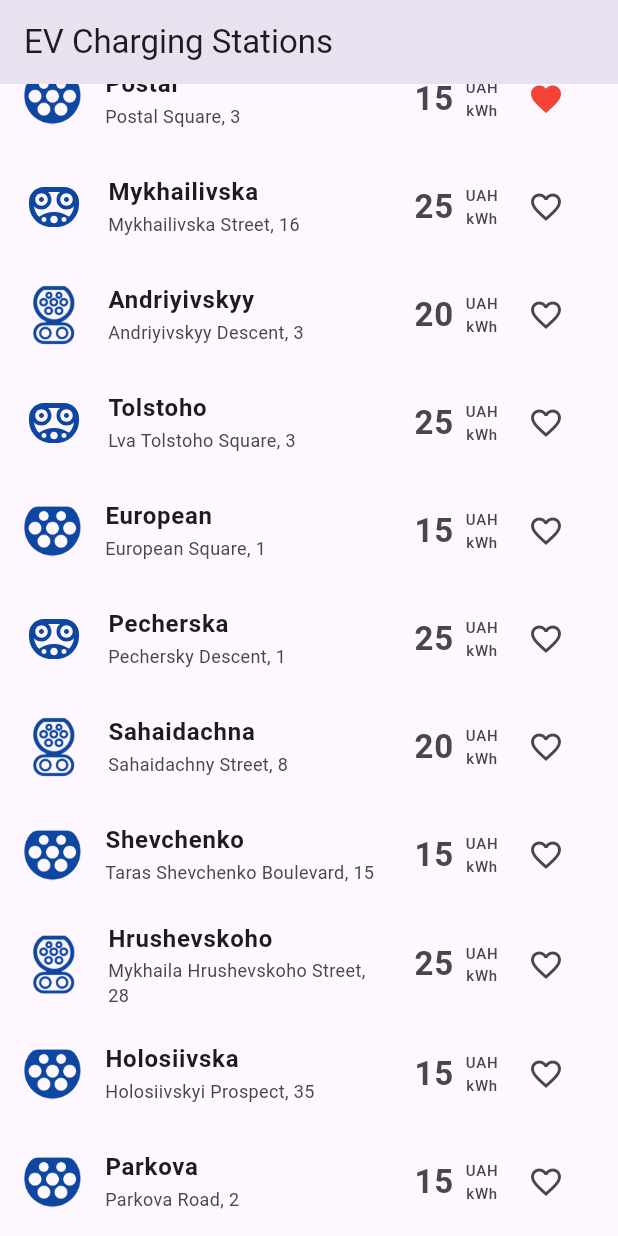
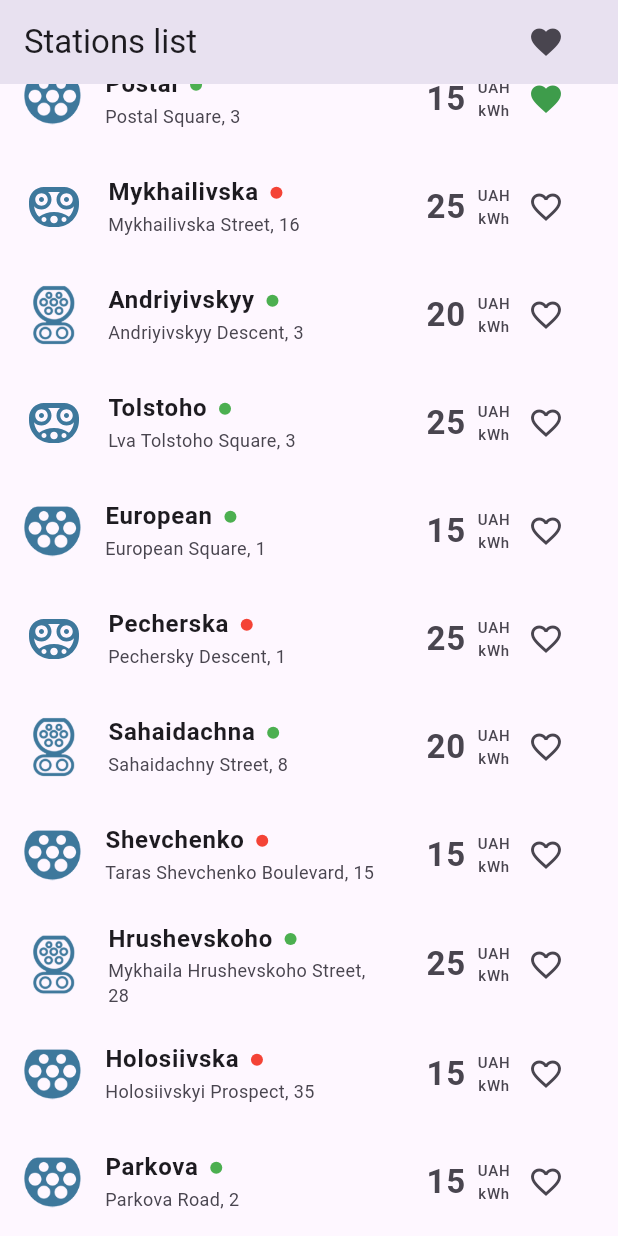
Before and after one commit to dobrunov/charging_stations_app, a Flutter app: the screen it shows after launch, scrolled down 314 dp, after a tap on the "favorite outline" icon, on a phone screen of 412 x 824 dp. Run offline on Flutter 3.47's test engine with Material 3 defaults, Android fonts, the phone set to English and light mode, and no system bars; our stand-ins replace flutter_bloc, flutter_svg, shared_preferences.

Commit message:
add: cubit for station list, refactor widgets

```diff
--- /dev/null
+++ b/lib/core/services/favorite_storage_service.dart
@@ -0,0 +1,16 @@
+import 'package:shared_preferences/shared_preferences.dart';
+
+class FavoriteStorageService {
+  static const String favoriteStationsKey = 'favorite_stations';
+
+  Future<void> saveFavoriteStations(List<String> favoriteStations) async {
+    final prefs = await SharedPreferences.getInstance();
+    await prefs.setStringList(favoriteStationsKey, favoriteStations.map((e) => e.toString()).toList());
+  }
+
+  Future<List<String>> getFavoriteStations() async {
+    final prefs = await SharedPreferences.getInstance();
+    final favoriteStations = prefs.getStringList(favoriteStationsKey) ?? [];
+    return favoriteStations.map((e) => e).toList();
+  }
+}
--- /dev/null
+++ b/lib/core/utils/util_methods.dart
@@ -0,0 +1,47 @@
+import 'package:flutter/material.dart';
+import 'package:flutter_svg/svg.dart';
+class UtilMethods{
+
+  static Widget getConnectorIcon(String connectorType) {
+    switch (connectorType) {
+      case 'Type2':
+        return Image.asset(
+          'assets/images/type2_plug.png',
+          width: 38,
+          height: 38,
+          color: Color(0xFF3E789C),
+        );
+      case 'CCS2':
+        return Image.asset(
+          'assets/images/ccs2_plug.png',
+          width: 40,
+          height: 40,
+          color: Color(0xFF3E789C),
+        );
+      case 'TeslaS':
+        return SvgPicture.asset(
+          'assets/images/tesla_s_plug.svg',
+          width: 40,
+          height: 40,
+          colorFilter: ColorFilter.mode(Color(0xFF3E789C), BlendMode.srcIn),
+        );
+      default:
+        return Icon(
+          Icons.battery_charging_full,
+          size: 40,
+          color: Color(0xFF3E789C),
+        );
+    }
+  }
+
+  static Color getColorFor(String status) {
+    switch (status) {
+      case 'Available':
+        return Colors.green;
+      case 'Occupied':
+        return Colors.red;
+      default:
+        return Colors.grey;
+    }
+  }
+}
--- a/lib/services/charging_station_service.dart
+++ b/lib/data/repositories/stations_repository.dart
@@ -1,8 +1,9 @@
 import 'dart:convert';
 import 'package:flutter/services.dart';
+
 import '../models/charging_station_model.dart';
 
-class ChargingStationService {
+class StationsRepository {
   Future<List<ChargingStation>> fetchChargingStations() async {
     final String response = await rootBundle.loadString('assets/jsons/charging_stations.json');
     final List<dynamic> data = jsonDecode(response);
--- a/lib/features/station_detail/station_detail_screen.dart
+++ b/lib/features/station_detail/station_detail_screen.dart
@@ -1,31 +1,78 @@
 import 'package:flutter/material.dart';
-import '../../models/charging_station_model.dart';
+import 'package:flutter_bloc/flutter_bloc.dart';
 
-class StationDetailScreen extends StatelessWidget {
+import '../../data/models/charging_station_model.dart';
+import '../station_list/station_list_cubit.dart';
+
+class StationDetailScreen extends StatefulWidget {
   final ChargingStation station;
 
   const StationDetailScreen({super.key, required this.station});
 
   @override
+  State<StationDetailScreen> createState() => _StationDetailScreenState();
+}
+
+class _StationDetailScreenState extends State<StationDetailScreen> {
+  @override
   Widget build(BuildContext context) {
+    final stationsCubit = context.read<StationListCubit>();
     return Scaffold(
       appBar: AppBar(
-        title: Text(station.name),
+        title: Text(widget.station.name),
       ),
       body: Padding(
         padding: const EdgeInsets.all(16.0),
         child: Column(
           crossAxisAlignment: CrossAxisAlignment.start,
           children: [
-            Text("Name: ${station.name}", style: TextStyle(fontSize: 22)),
-            SizedBox(height: 10),
-            Text("Address: ${station.address}", style: TextStyle(fontSize: 18)),
-            SizedBox(height: 10),
-            Text("Status: ${station.status}", style: TextStyle(fontSize: 18)),
-            SizedBox(height: 20),
+            Row(
+
+              mainAxisAlignment: MainAxisAlignment.spaceBetween,
+              crossAxisAlignment: CrossAxisAlignment.start,
+              children: [
+                Column(
+                  crossAxisAlignment: CrossAxisAlignment.start,
+                  children: [
+                    Padding(
+                      padding: const EdgeInsets.only(right: 8.0),
+                      child: Text(widget.station.address, style: TextStyle(fontSize: 18)),
+                    ),
+                    Text(widget.station.status, style: TextStyle(fontSize: 16, color: _getColorFor(widget.station.status))),
+                  ],
+                ),
+                IconButton(
+                  icon: Icon(
+                    widget.station.isFavorite ? Icons.favorite : Icons.favorite_border,
+                    color: widget.station.isFavorite ? Color(0xFF2C8639) : null,
+                  ),
+                  onPressed: () {
+                    stationsCubit.toggleFavorite(widget.station.id);
+                  },
+                ),
+              ],
+            ),
+            Row(
+              mainAxisAlignment: MainAxisAlignment.start,
+              children: [
+                Text("Price per kWh - ", style: TextStyle(fontSize: 14, fontWeight: FontWeight.bold, color: Colors.black54)),
+                Text("${widget.station.pricePerKwh} UAH", style: TextStyle(fontSize: 16, color: Colors.black54)),
+              ],
+            ),
           ],
         ),
       ),
     );
   }
+
+  Color _getColorFor(String status) {
+    switch (status) {
+      case 'Available':
+        return Colors.green;
+      case 'Occupied':
+        return Colors.red;
+      default:
+        return Colors.grey;
+    }
+  }
 }
--- /dev/null
+++ b/lib/features/station_list/station_list_cubit.dart
@@ -0,0 +1,56 @@
+import 'package:flutter_bloc/flutter_bloc.dart';
+
+import '../../core/services/favorite_storage_service.dart';
+import '../../data/repositories/stations_repository.dart';
+import '../../data/models/charging_station_model.dart';
+
+
+class StationListCubit extends Cubit<List<ChargingStation>> {
+  final StationsRepository stationsRepository;
+  final FavoriteStorageService favoriteStorageService;
+  bool showFavoritesOnly = false;
+
+  StationListCubit(this.stationsRepository, this.favoriteStorageService) : super([]);
+
+  Future<void> loadStations() async {
+    final chargingStations = await stationsRepository.fetchChargingStations();
+    final favoriteStationsIds = await favoriteStorageService.getFavoriteStations();
+
+    for (var station in chargingStations) {
+      station.isFavorite = favoriteStationsIds.contains(station.id);
+    }
+    emit(chargingStations);
+  }
+
+  void toggleFavorite(String id) async {
+    final updatedStations = state.map((station) {
+
+      if (station.id == id) {
+        return ChargingStation(
+          id: station.id,
+          name: station.name,
+          address: station.address,
+          isFavorite: !station.isFavorite,
+          status: station.status,
+          connectorType: station.connectorType,
+          pricePerKwh: station.pricePerKwh,
+        );
+      }
+      return station;
+    }).toList();
+
+    emit(updatedStations);
+
+    final favoriteStationsIds = updatedStations.where((station) => station.isFavorite).map((station) => station.id).toList();
+    await favoriteStorageService.saveFavoriteStations(favoriteStationsIds);
+  }
+
+  void toggleFavorites() {
+    showFavoritesOnly = !showFavoritesOnly;
+    if (showFavoritesOnly) {
+      emit(state.where((station) => station.isFavorite).toList());
+    } else {
+      loadStations();
+    }
+  }
+}
--- a/lib/features/station_list/station_list_screen.dart
+++ b/lib/features/station_list/station_list_screen.dart
@@ -1,129 +1,93 @@
+
 import 'package:flutter/material.dart';
-import 'package:flutter_svg/flutter_svg.dart';
-import '../../models/charging_station_model.dart';
-import '../../services/shared_preferences_service.dart';
-import '../../services/charging_station_service.dart';
+import 'package:flutter_bloc/flutter_bloc.dart';
+
+import '../../core/utils/util_methods.dart';
+import '../../data/models/charging_station_model.dart';
 import '../../features/station_detail/station_detail_screen.dart';
+import '../../features/station_list/widgets/price_widget.dart';
+import '../../features/station_list/widgets/status_dot_widget.dart';
+import 'station_list_cubit.dart';
 
 class StationListScreen extends StatefulWidget {
   const StationListScreen({super.key});
 
   @override
-  StationListScreenState createState() => StationListScreenState();
+  State<StationListScreen> createState() => _StationListScreenState();
 }
 
-class StationListScreenState extends State<StationListScreen> {
-  late Future<List<ChargingStation>> _stationsFuture;
-  late List<ChargingStation> _stations;
-  late SharedPreferencesService _sharedPreferencesService;
-
-  @override
-  void initState() {
-    super.initState();
-    _stationsFuture = ChargingStationService().fetchChargingStations();
-    _sharedPreferencesService = SharedPreferencesService();
-  }
-
+class _StationListScreenState extends State<StationListScreen> {
   @override
   Widget build(BuildContext context) {
+    final stationsCubit = context.read<StationListCubit>();
     return Scaffold(
       appBar: AppBar(
-        title: Text("EV Charging Stations"),
+        title: Text('Stations list'),
+        actions: [
+          Padding(
+            padding: const EdgeInsets.only(right: 24.0),
+            child: IconButton(
+              icon: Icon(Icons.favorite),
+              onPressed: () {
+                stationsCubit.toggleFavorites();
+              },
             ),
-      body: FutureBuilder<List<ChargingStation>>(
-        future: _stationsFuture,
-        builder: (context, snapshot) {
-          if (snapshot.connectionState == ConnectionState.waiting) {
-            return Center(child: CircularProgressIndicator());
-          }
-          if (snapshot.hasError) {
-            return Center(child: Text("Error: ${snapshot.error}"));
-          }
-          _stations = snapshot.data!;
+          ),
+        ],
+      ),
+      body: BlocBuilder<StationListCubit, List<ChargingStation>>(
+        builder: (context, stations) {
           return ListView.builder(
-            itemCount: _stations.length,
+            itemCount: stations.length,
             itemBuilder: (context, index) {
-              final station = _stations[index];
+              final station = stations[index];
               return ListTile(
-                title: Text(station.name, style: TextStyle(fontWeight: FontWeight.bold)),
+                  title: Row(
+                    crossAxisAlignment: CrossAxisAlignment.center,
+                    children: [
+                      Padding(
+                        padding: const EdgeInsets.only(right: 8.0),
+                        child: Text(station.name, style: TextStyle(fontWeight: FontWeight.bold)),
+                      ),
+                      StatusDotWidget(status: station.status, diameter: 8)
+                    ],
+                  ),
                   subtitle: Text(station.address, style: TextStyle(fontSize: 12)),
                   trailing: Row(
                   mainAxisSize: MainAxisSize.min,
                   children: [
-                    Padding(
-                      padding: const EdgeInsets.all(8.0),
-                      child: Text(station.pricePerKwh,style: TextStyle(fontSize: 22, fontWeight: FontWeight.bold)),
-                    ),
-                    Column(
-                      mainAxisAlignment: MainAxisAlignment.center,
-                      children: [
-                        Text("UAH",style: TextStyle(fontSize: 10)),
-                        Text("kWh",style: TextStyle(fontSize: 10)),
-                      ],
-                    ),
-
-
-                    SizedBox(width: 8),
+                      PriceWidget(station: station),
                       IconButton(
                         icon: Icon(
                         station.isFavorite ? Icons.favorite : Icons.favorite_border,
-                        color: station.isFavorite ? Colors.red : null,
+                          color: station.isFavorite ? Color(0xFF3E9C4B) : null,
+
                         ),
                       onPressed: () {
-                        setState(() {
-                          station.isFavorite = !station.isFavorite;
-                        });
-                        _sharedPreferencesService.saveFavoriteStations(_stations);
+                          stationsCubit.toggleFavorite(station.id);
                         },
                       ),
                   ],
                 ),
-                leading: _getConnectorIcon(station.connectorType),
-                onTap: () {
-                  Navigator.push(
+                leading: UtilMethods.getConnectorIcon(station.connectorType),
+                  onTap: () async {
+                    final stationsCubit = context.read<StationListCubit>();
+
+                    final updatedId = await Navigator.push(
                       context,
                       MaterialPageRoute(
                         builder: (context) => StationDetailScreen(station: station),
                       ),
                     );
-                },
-              );
+
+                    if (updatedId != null) {
+                      stationsCubit.toggleFavorite(updatedId);
+                    }
+                  });
             },
           );
         },
       ),
     );
   }
-
-  Widget _getConnectorIcon(String connectorType) {
-    switch (connectorType) {
-      case 'Type2':
-        return Image.asset(
-          'assets/images/type2_plug.png',
-          width: 38,
-          height: 38,
-          color: Colors.blue[900],
-        );
-      case 'CCS2':
-        return Image.asset(
-          'assets/images/ccs2_plug.png',
-          width: 40,
-          height: 40,
-          color: Colors.blue[900],
-        );
-      case 'TeslaS':
-        return SvgPicture.asset(
-          'assets/images/tesla_s_plug.svg',
-          width: 40,
-          height: 40,
-          colorFilter: ColorFilter.mode(Colors.blue.shade900, BlendMode.srcIn),
-        );
-      default:
-        return Icon(
-          Icons.battery_charging_full,
-          size: 40,
-          color: Colors.blue[900],
-        );
 }
-  }
-}
--- /dev/null
+++ b/lib/features/station_list/widgets/price_widget.dart
@@ -0,0 +1,31 @@
+import 'package:flutter/material.dart';
+
+import '../../../data/models/charging_station_model.dart';
+
+class PriceWidget extends StatelessWidget {
+  const PriceWidget({
+    super.key,
+    required this.station,
+  });
+
+  final ChargingStation station;
+
+  @override
+  Widget build(BuildContext context) {
+    return Row(
+      children: [
+        Padding(
+          padding: const EdgeInsets.all(8.0),
+          child: Text(station.pricePerKwh,style: TextStyle(fontSize: 22, fontWeight: FontWeight.bold)),
+        ),
+        Column(
+          mainAxisAlignment: MainAxisAlignment.center,
+          children: [
+            Text("UAH",style: TextStyle(fontSize: 10)),
+            Text("kWh",style: TextStyle(fontSize: 10)),
+          ],
+        ),
+      ],
+    );
+  }
+}
--- /dev/null
+++ b/lib/features/station_list/widgets/status_dot_widget.dart
@@ -0,0 +1,27 @@
+import 'package:flutter/material.dart';
+import '../../../core/utils/util_methods.dart';
+
+class StatusDotWidget extends StatelessWidget {
+  final double diameter;
+  final Color? color;
+  final String status;
+
+  const StatusDotWidget({
+    required this.diameter,
+    this.color = const Color(0xFF3BB44D),
+    required this.status,
+    super.key,
+  });
+
+  @override
+  Widget build(BuildContext context) {
+    return Container(
+      width: diameter,
+      height: diameter,
+      decoration: BoxDecoration(
+        color: UtilMethods.getColorFor(status),
+        shape: BoxShape.circle,
+      ),
+    );
+  }
+}
--- a/lib/main.dart
+++ b/lib/main.dart
@@ -1,28 +1,46 @@
 import 'package:flutter/material.dart';
-import 'package:hive_flutter/adapters.dart';
+import 'package:flutter_bloc/flutter_bloc.dart';
+
+import 'core/services/favorite_storage_service.dart';
+import 'data/repositories/stations_repository.dart';
 import 'features/station_list/station_list_screen.dart';
+import 'features/station_list/station_list_cubit.dart';
 
-void main() async{
+void main() async {
   WidgetsFlutterBinding.ensureInitialized();
+  final stationsRepository = StationsRepository();
+  final favoriteStorageService = FavoriteStorageService();
 
-  await Hive.initFlutter();
-
-  await Hive.openBox<List<String>>('favoritesBox');
-  runApp(MyApp());
+  runApp(
+    MultiBlocProvider(
+      providers: [
+        BlocProvider(
+          create: (context) => StationListCubit(stationsRepository, favoriteStorageService),
+        ),
+      ],
+      child: MyApp(
+        stationsRepository: stationsRepository,
+        storageService: favoriteStorageService,
+      ),
+    ),
+  );
 }
 
 class MyApp extends StatelessWidget {
-  const MyApp({super.key});
+  final StationsRepository stationsRepository;
+  final FavoriteStorageService storageService;
+
+  const MyApp({super.key, required this.stationsRepository, required this.storageService});
 
   @override
   Widget build(BuildContext context) {
     return MaterialApp(
       debugShowCheckedModeBanner: false,
       title: 'EV Charging Stations',
-      theme: ThemeData(
-        primarySwatch: Colors.blue,
+      home: BlocProvider(
+        create: (context) => StationListCubit(stationsRepository, storageService)..loadStations(),
+        child: StationListScreen(),
       ),
-      home: StationListScreen(),
     );
   }
 }
--- a/lib/services/shared_preferences_service.dart
+++ /dev/null
@@ -1,21 +0,0 @@
-import '../models/charging_station_model.dart';
-import 'package:hive_flutter/hive_flutter.dart';
-
-class SharedPreferencesService {
-  static const String _boxName = 'favoritesBox';
-  static const String _keyFavorites = 'favorites';
-
-  Future<void> saveFavoriteStations(List<ChargingStation> stations) async {
-    final box = await Hive.openBox<List<String>>(_boxName);
-    List<String> favorites = stations
-        .where((station) => station.isFavorite)
-        .map((station) => station.id)
-        .toList();
-    await box.put(_keyFavorites, favorites);
-  }
-
-  Future<List<String>> loadFavoriteStations() async {
-    final box = await Hive.openBox<List<String>>(_boxName);
-    return box.get(_keyFavorites, defaultValue: []) ?? [];
-  }
-}
```
Also changed, not shown: pubspec.yaml (+4 -67 lines), lib/data/models/charging_station_model.dart (renamed from lib/models/charging_station_model.dart), 1 other file. Lines whose indentation alone changed are shown as unchanged.
